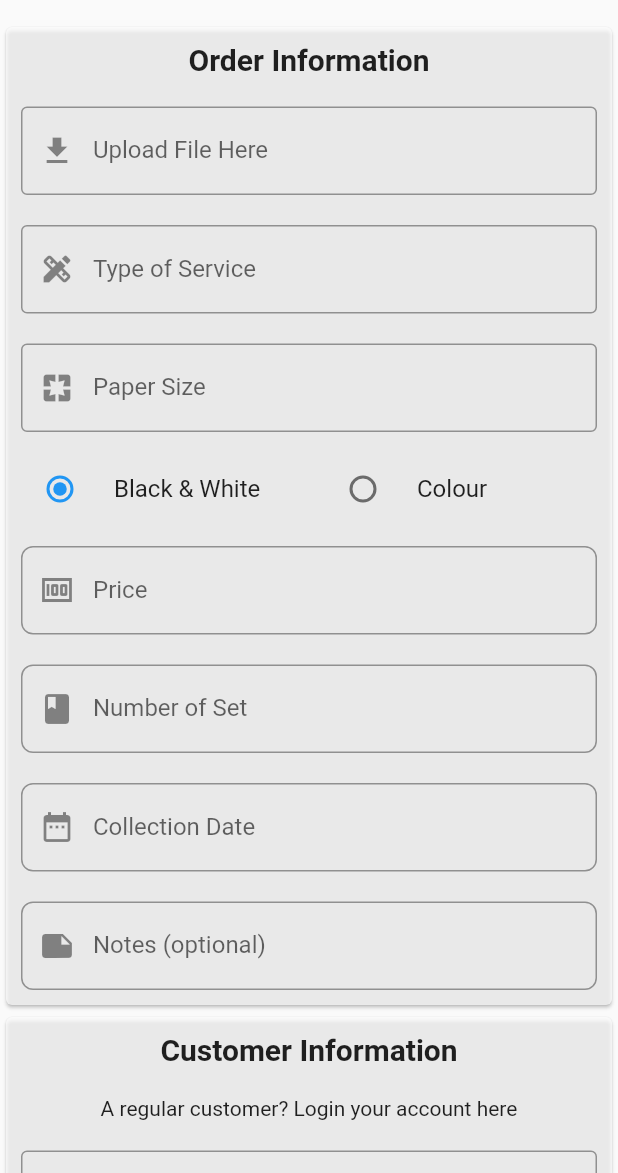
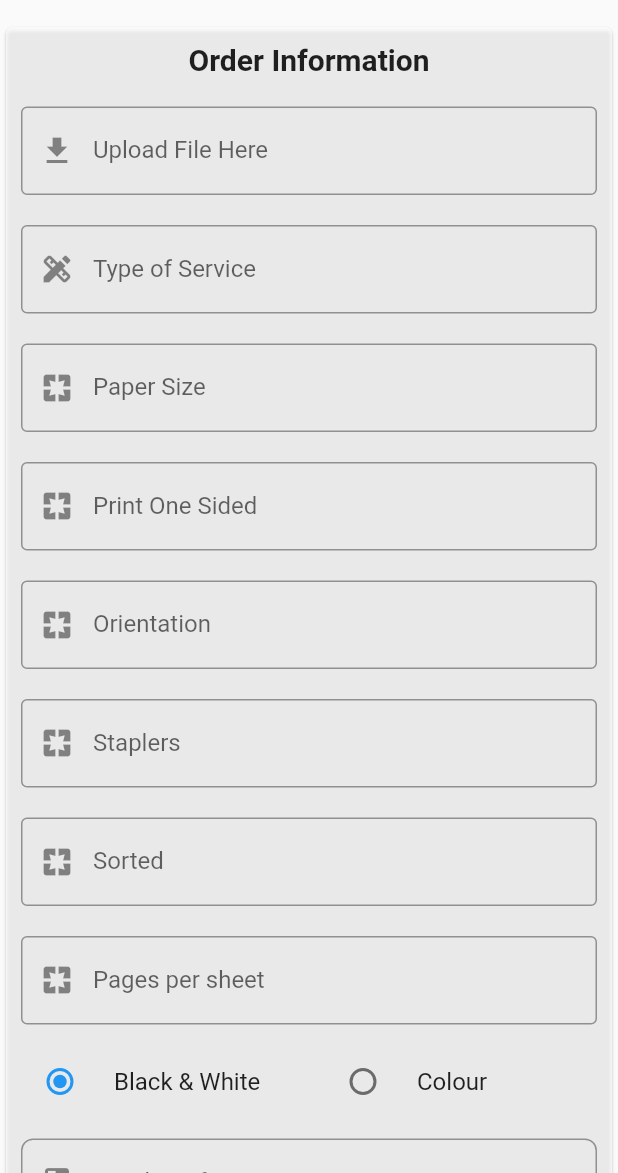
Before and after one commit to LiyanaZaiman/FYP, a Flutter app: the screen it shows after launch, in the side drawer, after a tap on "Order", on a phone screen of 412 x 824 dp, the part 63-1236 px from its top. Run offline on Flutter 3.47's test engine with Material 2 defaults, Android fonts, the phone set to English and light mode, and no system bars; our stand-ins replace carousel_slider, fluttertoast; missing offline and left inert: dart:js; Roboto replaces fonts that are missing (Raleway).

Commit message:
update10

```diff
--- a/lib/screens/payment.dart
+++ b/lib/screens/payment.dart
@@ -94,32 +94,32 @@ class _PaymentPageState extends State<PaymentPage> {
                   ),
                 ),
               // //Label - payment method
-              Row(
-                children: [
-                Expanded(
-                  child: RadioListTile(
-                  value: 'onlinetransafer',
-                  title: Text('Online Transfer'),
-                  groupValue: 'onlinetransafer',
-                  onChanged: (value) {
-                    setState(() {
-                      });
-                    },
-                  ),
-                ),
-                Expanded(
-                  child: RadioListTile(
-                    value: 'cash',
-                    title: Text('Cash'),
-                    groupValue: 'cash',
-                      onChanged: (value) {
-                      setState(() {
-                      });
-                    },
-                  )
-                ),
-              ],
-              ),
+              // Row(
+              //   children: [
+              //   Expanded(
+              //     child: RadioListTile(
+              //     value: 'onlinetransafer',
+              //     title: Text('Online Transfer'),
+              //     groupValue: 'onlinetransafer',
+              //     onChanged: (value) {
+              //       setState(() {
+              //         });
+              //       },
+              //     ),
+              //   ),
+              //   Expanded(
+              //     child: RadioListTile(
+              //       value: 'cash',
+              //       title: Text('Cash'),
+              //       groupValue: 'cash',
+              //         onChanged: (value) {
+              //         setState(() {
+              //         });
+              //       },
+              //     )
+              //   ),
+              // ],
+              // ),
                 Padding(
                 padding: EdgeInsets.all(10.0),
                   child: Text(
--- a/lib/widgets/order_details.dart
+++ b/lib/widgets/order_details.dart
@@ -77,6 +77,71 @@ class OrderDetails extends StatefulWidget {
                 ),
               ),
             ),
+            //Print One Sided
+            Padding(
+              //alignment: Alignment.center,
+              padding: const EdgeInsets.all(10),
+              child: TextField(
+                controller: paperSize,
+              decoration: const InputDecoration(
+              border: OutlineInputBorder(),
+              labelText: 'Print One Sided',
+              prefixIcon: Icon(Icons.pages),
+                ),
+              ),
+            ),
+            //Potrait Orientation
+            Padding(
+              //alignment: Alignment.center,
+              padding: const EdgeInsets.all(10),
+              child: TextField(
+                controller: paperSize,
+              decoration: const InputDecoration(
+              border: OutlineInputBorder(),
+              labelText: 'Orientation',
+              prefixIcon: Icon(Icons.pages),
+                ),
+              ),
+            ),
+            //No staplers
+            Padding(
+              //alignment: Alignment.center,
+              padding: const EdgeInsets.all(10),
+              child: TextField(
+                controller: paperSize,
+              decoration: const InputDecoration(
+              border: OutlineInputBorder(),
+              labelText: 'Staplers',
+              prefixIcon: Icon(Icons.pages),
+                ),
+              ),
+            ),
+            //Sorted
+            Padding(
+              //alignment: Alignment.center,
+              padding: const EdgeInsets.all(10),
+              child: TextField(
+                controller: paperSize,
+              decoration: const InputDecoration(
+              border: OutlineInputBorder(),
+              labelText: 'Sorted',
+              prefixIcon: Icon(Icons.pages),
+                ),
+              ),
+            ),
+            //Pages per sheet
+            Padding(
+              //alignment: Alignment.center,
+              padding: const EdgeInsets.all(10),
+              child: TextField(
+                controller: paperSize,
+              decoration: const InputDecoration(
+              border: OutlineInputBorder(),
+              labelText: 'Pages per sheet',
+              prefixIcon: Icon(Icons.pages),
+                ),
+              ),
+            ),
             //Radio Button
             Row(
               children: [
@@ -104,6 +169,19 @@ class OrderDetails extends StatefulWidget {
                 ),
               ],
             ),
+            //Number of Set
+            Padding(
+              padding: const EdgeInsets.all(10),
+              child: TextField(
+                controller: set,
+                  decoration: InputDecoration(
+                    labelText: 'Number of Set',
+                    prefixIcon: Icon(Icons.book),
+                    border: OutlineInputBorder(
+                        borderRadius: BorderRadius.circular(8)),
+                ),
+              ),
+            ),
             //Price
             Padding(
               padding: const EdgeInsets.all(10),
@@ -114,19 +192,6 @@ class OrderDetails extends StatefulWidget {
                   prefixIcon: Icon(Icons.money),
                   border: OutlineInputBorder(
                       borderRadius: BorderRadius.circular(8)),
-                ),
-              ),
-            ),
-            //Number of Set
-            Padding(
-              padding: const EdgeInsets.all(10),
-              child: TextField(
-                controller: set,
-                  decoration: InputDecoration(
-                    labelText: 'Number of Set',
-                    prefixIcon: Icon(Icons.book),
-                    border: OutlineInputBorder(
-                        borderRadius: BorderRadius.circular(8)),
                 ),
               ),
             ),
```
